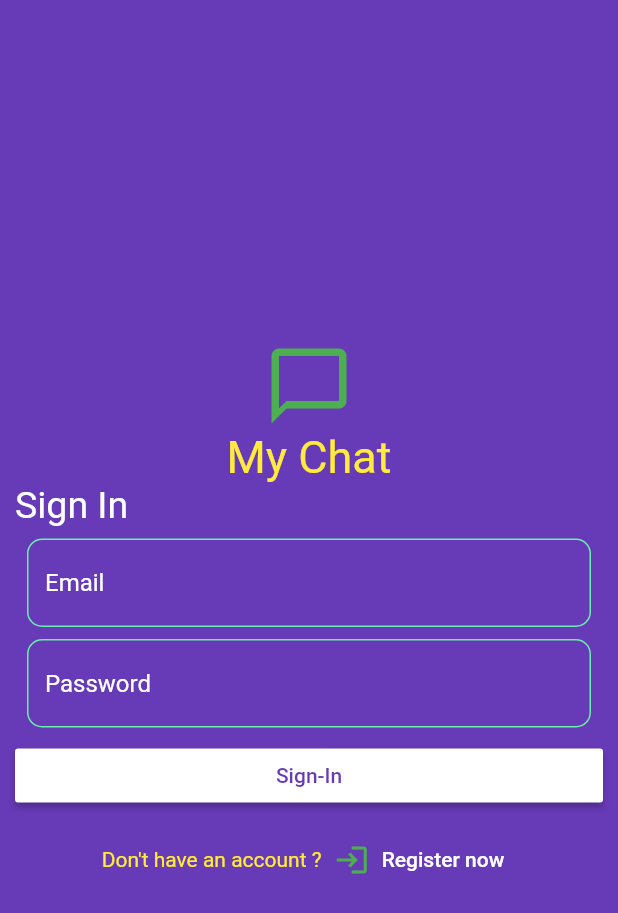
After one commit to HassanEmad0010/ChatApp_FireBase, a Flutter app: the screen it shows after launch, on a phone screen of 412 x 824 dp. The commit adds this screen. Shown: the top 913 px of the screen. Run offline on Flutter 3.47's test engine with Material 2 defaults, Android fonts, the phone set to English and light mode, and no system bars; drawn by our look-alikes of modal_progress_hud_nsn; our stand-ins replace bloc, cloud_firestore, firebase_auth, firebase_core, flutter_bloc; accounts and stored records are empty.

Commit message:
LoginCubitDone

```diff
--- /dev/null
+++ b/lib/layout/LoginScreen.dart
@@ -0,0 +1,154 @@
+import 'package:firebase_auth/firebase_auth.dart';
+import 'package:flutter/cupertino.dart';
+import 'package:flutter/material.dart';
+import 'package:flutter_bloc/flutter_bloc.dart';
+import 'package:modal_progress_hud_nsn/modal_progress_hud_nsn.dart';
+import 'package:new_chat_app_firebase/cubit/login_cubit.dart';
+import 'package:new_chat_app_firebase/cubit/login_state.dart';
+import 'package:new_chat_app_firebase/modules/register_screen.dart';
+
+import '../componants/shared_componants/comp.dart';
+import '../modules/Chat_Screen.dart';
+
+class LoginScreen extends StatelessWidget {
+  GlobalKey<FormState> formKeyHome = GlobalKey();
+  static String id = "HomeScreen";
+
+    String enteredPassword="00", enteredEmail="00";
+
+  bool isLoading = false;
+  @override
+  @override
+  Widget build(BuildContext context) {
+    return BlocConsumer<LoginCubit,LoginState>(
+     listener: (context, state) =>{
+       if (state is LoginLoadingState)
+         {
+           isLoading=true,
+         }
+       else if(state is LoginSuccessState)
+         {
+
+        print("success log in"),
+    showSnackBarMethod(
+        context: context,
+        dataSnackBar: BlocProvider.of<LoginCubit>(context).logoinFailedCode,
+        isDone: true),
+    Navigator.pushNamed(context, ChatScreen.id,
+        arguments: enteredEmail),
+    isLoading = false,
+         }
+       else if(state is LoginFailedState )
+         {
+         showSnackBarMethod(
+         context: context, dataSnackBar:  BlocProvider.of<LoginCubit>(context).logoinFailedCode ),
+         isLoading = false,
+         }
+
+     } ,
+      builder:(context,LoginState)=> ModalProgressHUD(
+        inAsyncCall: isLoading,
+        child: Scaffold(
+          backgroundColor: kPrimaryColor,
+          body: Padding(
+            padding: const EdgeInsets.all(10.0),
+            child: Form(
+              key: formKeyHome,
+              child: Column(
+                mainAxisAlignment: MainAxisAlignment.center,
+                crossAxisAlignment: CrossAxisAlignment.stretch,
+                children: [
+                  const Spacer(
+                    flex: 2,
+                  ),
+                  const Icon(
+                    Icons.messenger_outline,
+                    size: 60,
+                    color: Colors.green,
+                  ),
+                  const Text(
+                    "My Chat",
+                    style: TextStyle(fontSize: 30, color: Colors.yellow),
+                    textAlign: TextAlign.center,
+                  ),
+                  const Text(
+                    "Sign In",
+                    style: TextStyle(fontSize: 25, color: Colors.white),
+                  ),
+                  const SizedBox(
+                    height: 8,
+                  ),
+                  textFormFeiled(
+                      hintText: "Email",
+                      onChanged: (String val) {
+                        enteredEmail = val;
+                      }),
+                  const SizedBox(
+                    height: 8,
+                  ),
+                  textFormFeiled(
+                      onChanged: (String val) {
+                        enteredPassword = val;
+                      },
+                      hintText: "Password",
+                      isPassword: true),
+                  const SizedBox(
+                    height: 8,
+                  ),
+                  materialButton(
+                      buttonText: "Sign-In",
+                      onTap: () async {
+
+                        if (formKeyHome.currentState!.validate()) {
+                          if(enteredEmail.isNotEmpty&&enteredPassword.isNotEmpty) {
+                            await BlocProvider.of<LoginCubit>(context).
+                            userCredentialSignInWithEmailAndPassword(
+                                enteredEmail: enteredEmail,
+                                enteredPass: enteredPassword);
+
+                            print("sign in pressed!");
+                          }
+                            //isLoading = true;
+                        };
+                      }),
+                  const SizedBox(
+                    height: 8,
+                  ),
+                  Row(
+                    mainAxisAlignment: MainAxisAlignment.center,
+                    children: [
+                      const Text("Don't have an account ?",
+                          style: TextStyle(color: Colors.yellow)),
+                      TextButton.icon(
+                          onPressed: () {
+                            Navigator.push(
+                              context,
+                              MaterialPageRoute(
+                                builder: (context) {
+                                  return RegisterScreen();
+                                },
+                              ),
+                            );
+                          },
+                          icon: Icon(
+                            Icons.login_outlined,
+                            color: Colors.green,
+                          ),
+                          label: Text(
+                            "Register now",
+                            style: TextStyle(color: Colors.white),
+                          )),
+                    ],
+                  ),
+                  const Spacer(
+                    flex: 2,
+                  ),
+                ],
+              ),
+            ),
+          ),
+        ),
+      ),
+    );
+  }
+}
--- a/lib/main.dart
+++ b/lib/main.dart
@@ -1,10 +1,14 @@
 import 'package:flutter/material.dart';
 import 'package:firebase_core/firebase_core.dart';
+import 'package:flutter_bloc/flutter_bloc.dart';
+import 'package:new_chat_app_firebase/cubit/login_cubit.dart';
 import 'package:new_chat_app_firebase/modules/Chat_Screen.dart';
+import 'componants/Bloc_Observer.dart';
 import 'firebase_options.dart';
-import 'layout/HomeScreen.dart';
+import 'layout/LoginScreen.dart';
 
 void main() async {
+  Bloc.observer = SimpleBlocObserver();
    WidgetsFlutterBinding.ensureInitialized();
   await Firebase.initializeApp(
     options: DefaultFirebaseOptions.currentPlatform,
@@ -19,18 +23,21 @@ class MyApp extends StatelessWidget {
   // This widget is the root of your application.
   @override
   Widget build(BuildContext context) {
-    return MaterialApp(
+    return BlocProvider(
+     create: (BuildContext context) => LoginCubit(),
+      child: MaterialApp(
         routes:
             {
              ChatScreen.id:(context)=>ChatScreen(),
-            HomeScreen.id:(context)=> HomeScreen(),
+              LoginScreen.id:(context)=> LoginScreen(),
 
             },
         title: 'Flutter Demo',
         theme: ThemeData(
           primarySwatch: Colors.blue,
         ),
-      home: HomeScreen(),
+        home: LoginScreen(),
+      ),
     );
   }
 }
--- a/lib/modules/Chat_Screen.dart
+++ b/lib/modules/Chat_Screen.dart
@@ -4,7 +4,7 @@ import 'package:flutter/material.dart';
 import 'package:flutter/services.dart';
 import 'package:new_chat_app_firebase/componants/chat_componants/message.dart';
 import 'package:new_chat_app_firebase/componants/shared_componants/comp.dart';
-import 'package:new_chat_app_firebase/layout/HomeScreen.dart';
+import 'package:new_chat_app_firebase/layout/LoginScreen.dart';
 import 'package:cloud_firestore/cloud_firestore.dart';
 
 import '../componants/chat_componants/chatcomp.dart';
@@ -29,7 +29,7 @@ class ChatScreen extends StatelessWidget {
           leading: IconButton(
             icon: const Icon(Icons.logout),
             onPressed: () {
-              Navigator.pushNamed(context, HomeScreen.id);
+              Navigator.pushNamed(context, LoginScreen.id);
             },
           ),
           title: const Text("My Chat App!"),
--- a/lib/modules/register_screen.dart
+++ b/lib/modules/register_screen.dart
@@ -1,6 +1,6 @@
 import 'package:flutter/material.dart';
 import 'package:modal_progress_hud_nsn/modal_progress_hud_nsn.dart';
-import 'package:new_chat_app_firebase/layout/HomeScreen.dart';
+import 'package:new_chat_app_firebase/layout/LoginScreen.dart';
 import 'package:new_chat_app_firebase/modules/Chat_Screen.dart';
 
 import '../componants/shared_componants/comp.dart';
@@ -116,7 +116,7 @@ class _RegisterScreenState extends State<RegisterScreen> {
                         await userCredentialEmailPass(email: emailData,pass: passwordData);
                         showSnackBarMethod(context: context, dataSnackBar: "Your registered email is: $emailData",isDone: true);
                         isLoading=false;
-                        Navigator.pushNamed(context, HomeScreen.id);
+                        Navigator.pushNamed(context, LoginScreen.id);
 
                       } on FirebaseAuthException catch (e) {
                         if (e.code == 'weak-password') {
```
Also changed, not shown: lib/componants/Bloc_Observer.dart (added, +41 -0 lines), lib/cubit/login_cubit.dart (+26 -9 lines), lib/layout/HomeScreen.dart (deleted, +0 -171 lines). Lines whose indentation alone changed are shown as unchanged.
